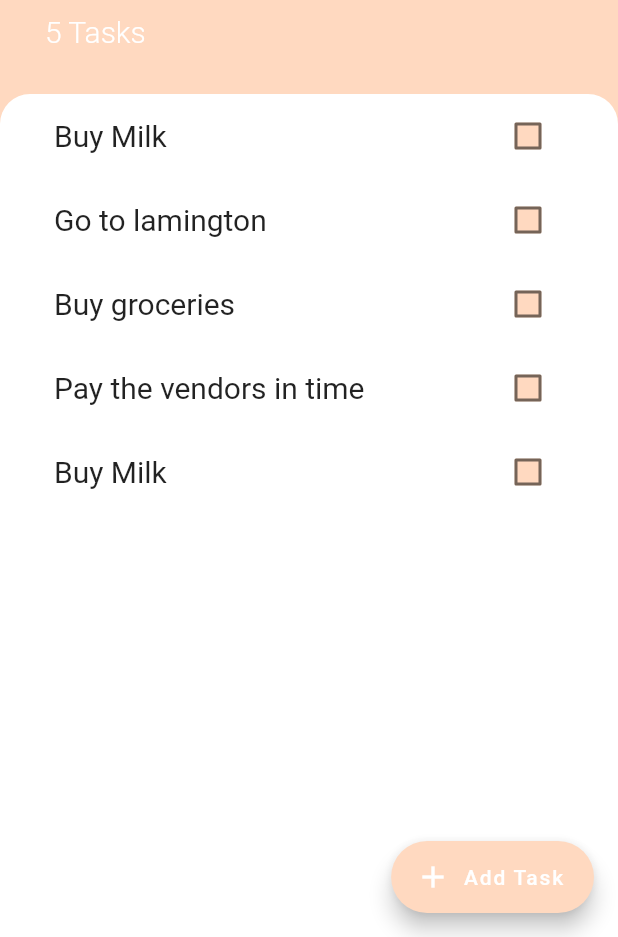
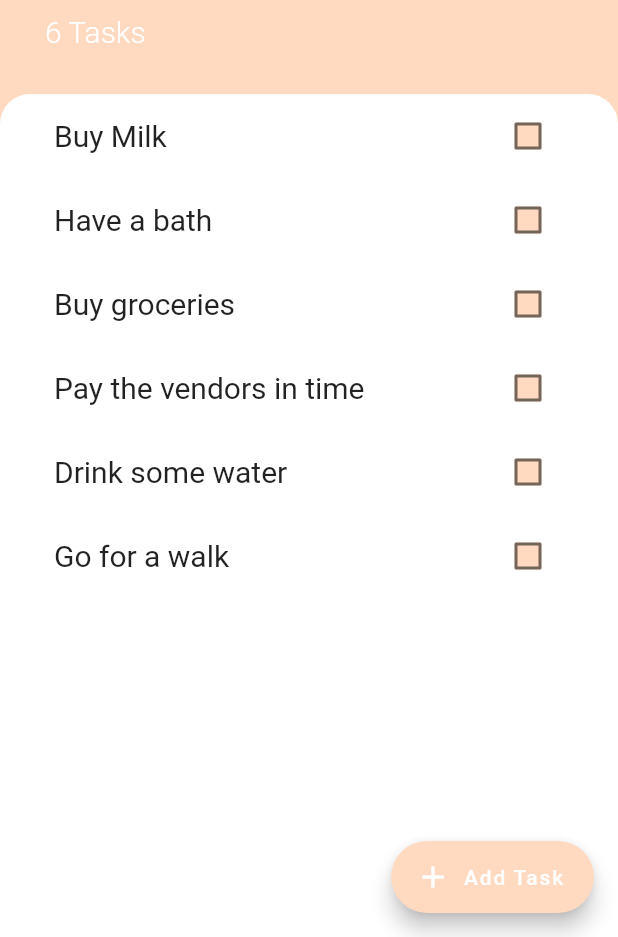
Before and after one commit to Nayni19/To-do-List-App, a Flutter app: the screen it shows after launch, on a phone screen of 412 x 824 dp, the part 299-1236 px from its top. Run offline on Flutter 3.47's test engine with Material 2 defaults, Android fonts, the phone set to English and light mode, and no system bars.

Commit message:
Add Provider

```diff
--- a/lib/components/TaskTile.dart
+++ b/lib/components/TaskTile.dart
@@ -6,12 +6,14 @@ class TaskTile extends StatelessWidget {
   final String text;
   final bool isChecked;
   final Function checkBoxCallback;
+  final Function longPressCallback;
 
-  const TaskTile({super.key, required this.text, required this.isChecked, required this.checkBoxCallback});
+  const TaskTile({super.key, required this.text, required this.isChecked, required this.checkBoxCallback, required this.longPressCallback});
 
   @override
   Widget build(BuildContext context) {
     return ListTile(
+      onLongPress: () => longPressCallback(),
       title: Text(
         text,
         style: TextStyle(fontSize: 20, decoration: isChecked? TextDecoration.lineThrough : null),
--- a/lib/components/TasksList.dart
+++ b/lib/components/TasksList.dart
@@ -1,30 +1,28 @@
 import 'package:flutter/material.dart';
 import 'package:todo_app/components/TaskTile.dart';
-import '../models/Task.dart';
+import 'package:provider/provider.dart';
+import '../models/Task_data.dart';
 
-class TasksList extends StatefulWidget {
-  const TasksList({super.key, required this.tasks});
-  final List<Task> tasks;
-
-  @override
-  State<TasksList> createState() => _TasksListState();
-}
-
-class _TasksListState extends State<TasksList> {
-
+class TasksList extends StatelessWidget {
+  const TasksList({super.key});
 
   @override
   Widget build(BuildContext context) {
-    return ListView.builder(itemBuilder: ((context, index) {
-      return TaskTile(text: widget.tasks[index].name, isChecked: widget.tasks[index].isDone, checkBoxCallback: (checkBoxState){
-        setState(() {
-        widget.tasks[index].toggleDone();
-      }
-      );
-      }
-      );
-    }
-    ), itemCount: widget.tasks.length,
+    return Consumer<TaskData>(
+      builder: (context, data, child) => ListView.builder(
+        itemBuilder: ((context, index) {
+          final task = data.tasksList[index];
+          return TaskTile(
+              text: task.name,
+              isChecked: task.isDone,
+                checkBoxCallback: (checkBoxState){
+                data.updateTask(index);
+              },
+              longPressCallback: (){data.deleteTask(index);},
+              );
+        }),
+        itemCount: data.itemCount,
+      ),
     );
   }
 }
--- a/lib/main.dart
+++ b/lib/main.dart
@@ -1,13 +1,18 @@
 import 'package:flutter/material.dart';
+import 'package:todo_app/models/Task_data.dart';
 import 'package:todo_app/screens/Taskscreen.dart';
+import 'package:provider/provider.dart';
 
 void main() => runApp(MyApp());
 
 class MyApp extends StatelessWidget {
   @override
   Widget build(BuildContext context) {
-    return MaterialApp(
-      home: TasksScreen(),
+    return ChangeNotifierProvider(
+      create: (_) => TaskData(),
+      child: MaterialApp(
+        home: TasksScreen(),
+      ),
     );
 }
 }
--- /dev/null
+++ b/lib/models/Task_data.dart
@@ -0,0 +1,40 @@
+import 'dart:collection';
+import 'package:flutter/cupertino.dart';
+import 'Task.dart';
+import 'package:flutter/foundation.dart';
+
+class TaskData extends ChangeNotifier{
+  List<Task> _tasksList = [
+      Task(name: 'Buy Milk'),
+      Task(name: 'Have a bath'),
+      Task(name: 'Buy groceries'),
+      Task(name: 'Pay the vendors in time'),
+      Task(name: 'Drink some water'),
+      Task(name: 'Go for a walk'),
+    ];
+
+  int get itemCount{
+    return _tasksList.length;
+  }
+
+  UnmodifiableListView<Task> get tasksList{
+    return UnmodifiableListView(_tasksList);
+  }
+
+  void addTask(String taskText){
+      final task = Task(name: taskText);
+      _tasksList.add(task);
+      notifyListeners();
+    }
+
+  void updateTask(int index){
+    _tasksList[index].toggleDone();
+    notifyListeners();
+  }
+
+  void deleteTask(int index){
+    _tasksList.removeAt(index);
+    notifyListeners();
+  }
+
+}
--- a/lib/screens/Taskscreen.dart
+++ b/lib/screens/Taskscreen.dart
@@ -3,25 +3,11 @@ import 'package:todo_app/screens/AddTaskScreen.dart';
 import '../components/TasksList.dart';
 import '../components/Icon.dart';
 import '../constants.dart';
-import '../models/Task.dart';
+import 'package:provider/provider.dart';
+import '../models/Task_data.dart';
 
-class TasksScreen extends StatefulWidget {
-  const TasksScreen({super.key});
-
+class TasksScreen extends StatelessWidget {
   @override
-  State<TasksScreen> createState() => _TasksScreenState();
-}
-
-class _TasksScreenState extends State<TasksScreen> {
-  @override
-List<Task> tasksList = [
-      Task(name: 'Buy Milk'),
-      Task(name: 'Go to lamington'),
-      Task(name: 'Buy groceries'),
-      Task(name: 'Pay the vendors in time'),
-      Task(name: 'Buy Milk'),
-    ];
-
   Widget build(BuildContext context) {
     return Scaffold(
       backgroundColor: primaryColor,
@@ -34,13 +20,7 @@ List<Task> tasksList = [
                       child: Container(
                     padding: EdgeInsets.only(
                         bottom: MediaQuery.of(context).viewInsets.bottom),
-                    child: AddTask(getText: (String val) {
-                      print(val);
-                      setState(() {
-                        tasksList.add(Task(name: val));
-                      });
-                      Navigator.pop(context);
-                    }),
+                    child: AddTask(),
                   )));
         },
         backgroundColor: primaryColor,
@@ -60,7 +40,7 @@ List<Task> tasksList = [
                 SizedBox(height: 20),
                 Text('Todoey', style: kHeaderStyle),
                 SizedBox(height: 10),
-                Text('${tasksList.length} Tasks', style: kSubHeaderStyle),
+                Text('${Provider.of<TaskData>(context).itemCount} Tasks', style: kSubHeaderStyle),
               ],
             ),
           ),
@@ -68,9 +48,7 @@ List<Task> tasksList = [
             child: Container(
               padding: EdgeInsets.symmetric(horizontal: 20),
               decoration: kBottomContainerStyle,
-              child: TasksList(
-                tasks: tasksList,
-              ),
+              child: TasksList(),
             ),
           )
         ],
```
Also changed, not shown: lib/screens/AddTaskScreen.dart (+6 -3 lines).
